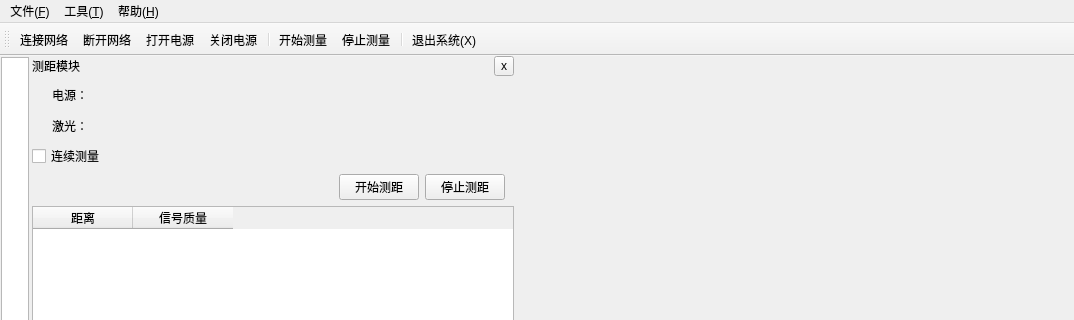
MrXiaomao/HEXRayFSS_QT, file mainwindow.ui: the form before one commit; both pictures show x 0 to 1074 and y 0 to 320 of the 1074 by 703 pixel window.
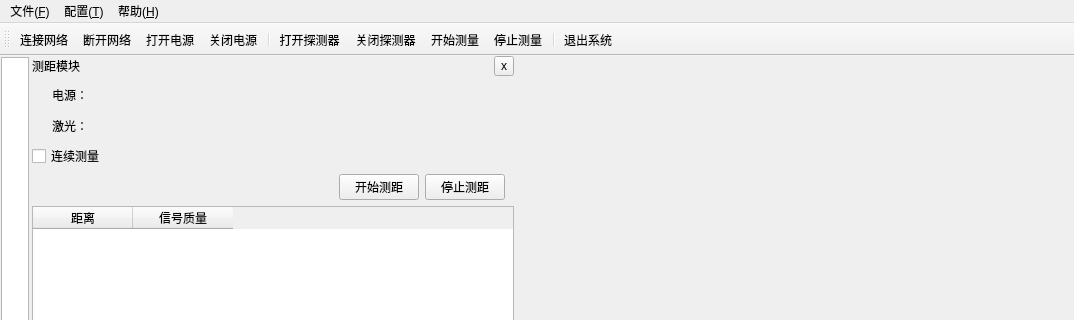
The form after the commit. Icons and pictures are not drawn. Custom widgets are drawn as their Qt base class.

Commit message: 1、添加关于对话框 2、优化指令处理机制 3、增加了Matlab有关反能谱计算的代码 4、任务栏添加了系统时间显示和继电器网络连接状态

What changed in the file:
```diff
--- a/mainwindow.ui
+++ b/mainwindow.ui
@@ -703,7 +703,7 @@
    </widget>
    <widget class="QMenu" name="menu">
     <property name="title">
-     <string>工具(&amp;T)</string>
+     <string>配置(&amp;T)</string>
     </property>
     <addaction name="action_netCfg"/>
     <addaction name="action_cfgParam"/>
@@ -726,11 +726,13 @@
    <attribute name="toolBarBreak">
     <bool>false</bool>
    </attribute>
-   <addaction name="action_connect"/>
-   <addaction name="action_disconnect"/>
+   <addaction name="action_connectRelay"/>
+   <addaction name="action_disconnectRelay"/>
    <addaction name="action_powerOn"/>
    <addaction name="action_powerOff"/>
    <addaction name="separator"/>
+   <addaction name="action_connect"/>
+   <addaction name="action_disconnect"/>
    <addaction name="action_startMeasure"/>
    <addaction name="action_stopMeasure"/>
    <addaction name="separator"/>
@@ -756,6 +758,12 @@
    <property name="text">
     <string>退出系统(&amp;X)</string>
    </property>
+   <property name="iconText">
+    <string>退出系统</string>
+   </property>
+   <property name="toolTip">
+    <string>退出系统</string>
+   </property>
    <property name="menuRole">
     <enum>QAction::NoRole</enum>
    </property>
@@ -802,7 +810,7 @@
      <normaloff>:/lianjie-on.png</normaloff>:/lianjie-on.png</iconset>
    </property>
    <property name="text">
-    <string>连接网络</string>
+    <string>打开探测器</string>
    </property>
    <property name="menuRole">
     <enum>QAction::NoRole</enum>
@@ -814,7 +822,7 @@
      <normaloff>:/lianjie-fault.png</normaloff>:/lianjie-fault.png</iconset>
    </property>
    <property name="text">
-    <string>断开网络</string>
+    <string>关闭探测器</string>
    </property>
    <property name="menuRole">
     <enum>QAction::NoRole</enum>
@@ -868,6 +876,30 @@
     <enum>QAction::NoRole</enum>
    </property>
   </action>
+  <action name="action_connectRelay">
+   <property name="icon">
+    <iconset resource="../3rdParty/resource/resource.qrc">
+     <normaloff>:/lianjie-on.png</normaloff>:/lianjie-on.png</iconset>
+   </property>
+   <property name="text">
+    <string>连接网络</string>
+   </property>
+   <property name="menuRole">
+    <enum>QAction::NoRole</enum>
+   </property>
+  </action>
+  <action name="action_disconnectRelay">
+   <property name="icon">
+    <iconset resource="../3rdParty/resource/resource.qrc">
+     <normaloff>:/lianjie-fault.png</normaloff>:/lianjie-fault.png</iconset>
+   </property>
+   <property name="text">
+    <string>断开网络</string>
+   </property>
+   <property name="menuRole">
+    <enum>QAction::NoRole</enum>
+   </property>
+  </action>
  </widget>
  <customwidgets>
   <customwidget>
```
Left out of the diff: 6 changed lines with no effect on the pictures. The commit also changes 13 other files.
